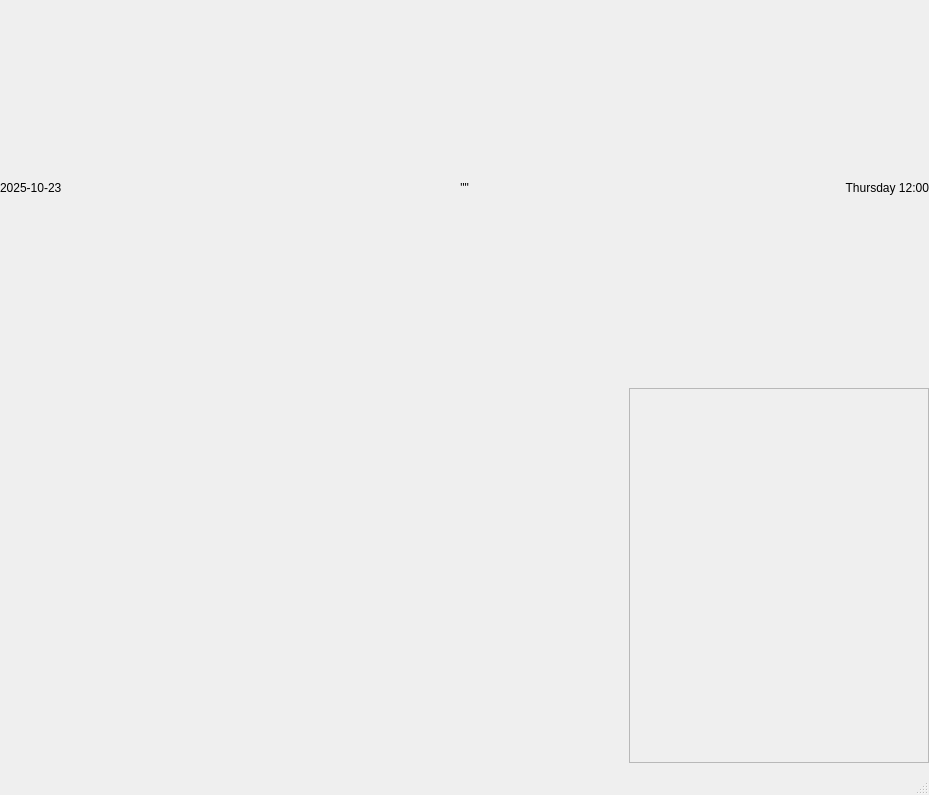
Old version of the form Project/ui/main_window.ui in the repository Selvam-T/POS.
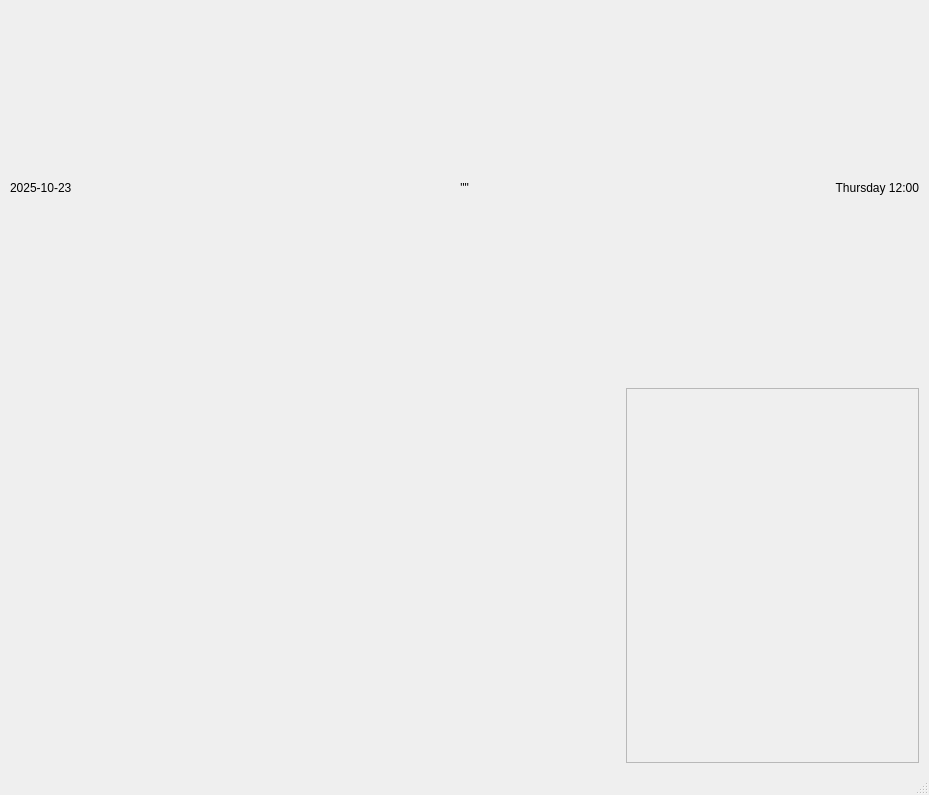
New version of the form.

```diff
--- a/Project/ui/main_window.ui
+++ b/Project/ui/main_window.ui
@@ -19,13 +19,13 @@
           <number>12</number>
         </property>
         <property name="leftMargin">
-          <number>0</number>
+     <number>10</number>
         </property>
         <property name="topMargin">
           <number>0</number>
         </property>
         <property name="rightMargin">
-          <number>0</number>
+     <number>10</number>
         </property>
         <property name="bottomMargin">
           <number>10</number>
```
Left out of the diff: 4 changed lines with no effect on the pictures. Lines whose indentation alone changed are shown as unchanged.
